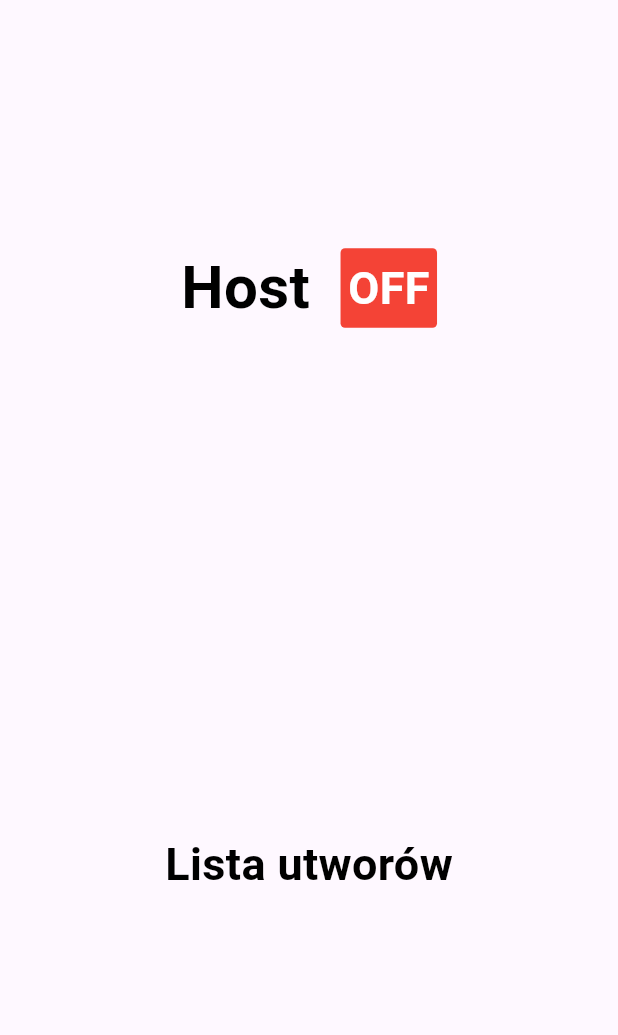
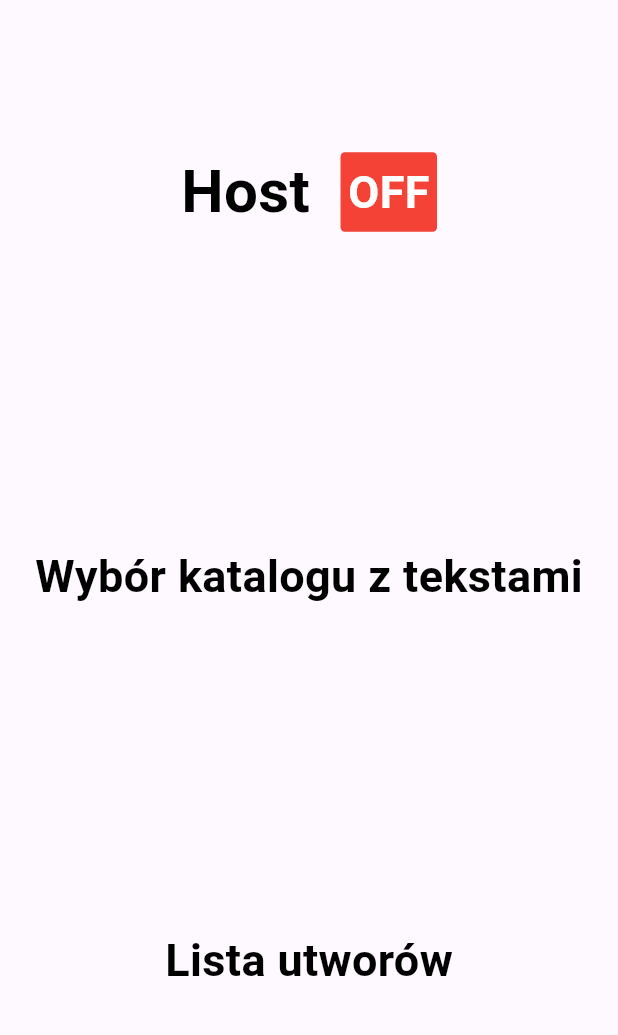
Before and after one commit to lukaszsiembida/wedband, a Flutter app: the ServerPage screen opened by its route, on a phone screen of 412 x 824 dp, the part 84-1119 px from its top. Run offline on Flutter 3.47's test engine with Material 3 defaults, Android fonts, the phone set to English and light mode, and no system bars; drawn by our look-alikes of overlay_support; our stand-ins replace file_picker, permission_handler, shared_preferences; missing offline and left inert: alphabet_scroll_view, network_info_plus, regexed_validator, syncfusion_flutter_pdfviewer; accounts and stored records are empty.

Commit message:
poprawki dla serwera

```diff
--- /dev/null
+++ b/lib/DirectoryService.dart
@@ -0,0 +1,18 @@
+import 'package:file_picker/file_picker.dart';
+import 'package:flutter/cupertino.dart';
+import 'package:provider/provider.dart';
+
+import 'Configuration.dart';
+import 'ConfigurationUtils.dart';
+
+class DirectoryService {
+
+  static Future<void> setDirectoryPath(BuildContext context) async {
+    String? directory = await FilePicker.platform.getDirectoryPath();
+    if (directory != null) {
+      Provider.of<Configuration>(context, listen: false)
+          .changeDirectory(directory);
+      ConfigurationUtils.saveConstant('directory', directory);
+    }
+  }
+}
--- a/lib/ServerPage.dart
+++ b/lib/ServerPage.dart
@@ -1,10 +1,13 @@
 import 'dart:convert';
+import 'dart:io';
 import 'dart:typed_data';
 
 import 'package:flutter/material.dart';
+import 'package:overlay_support/overlay_support.dart';
 import 'package:provider/provider.dart';
 import 'package:wedband2/Configuration.dart';
 
+import 'DirectoryService.dart';
 import 'ItemService.dart';
 import 'PdfListScreen.dart';
 import 'Server.dart';
@@ -116,8 +119,37 @@ class _ServerPageState extends State<ServerPage> {
           ),
           Expanded(
             child: InkWell(
+              onTap: () async {
+                await DirectoryService.setDirectoryPath(context);
+              },
+              child: Container(
+                color: Colors.white12,
+                child: const Center(
+                  child: Text(
+                    'Wybór katalogu z tekstami',
+                    style: TextStyle(
+                        color: Colors.black,
+                        fontWeight: FontWeight.bold,
+                        fontSize: 30),
+                  ),
+                ),
+              ),
+            ),
+          ),
+          Expanded(
+            child: InkWell(
               onTap: () {
-                viewSonglist();
+                String directory =
+                    Provider.of<Configuration>(context, listen: false)
+                        .getDirectory();
+                if (directory.isEmpty) {
+                  showSimpleNotification(
+                      const Text('Nie wybrano katalogu z utworami!',
+                          style: TextStyle(fontSize: 20, color: Colors.black)),
+                      background: Colors.white);
+                } else {
+                  viewSonglist();
+                }
               },
               child: Container(
                 color: Colors.white12,
```
Also changed, not shown: lib/ClientPage.dart (+31 -1 lines), lib/Home.dart (+3 -50 lines).
